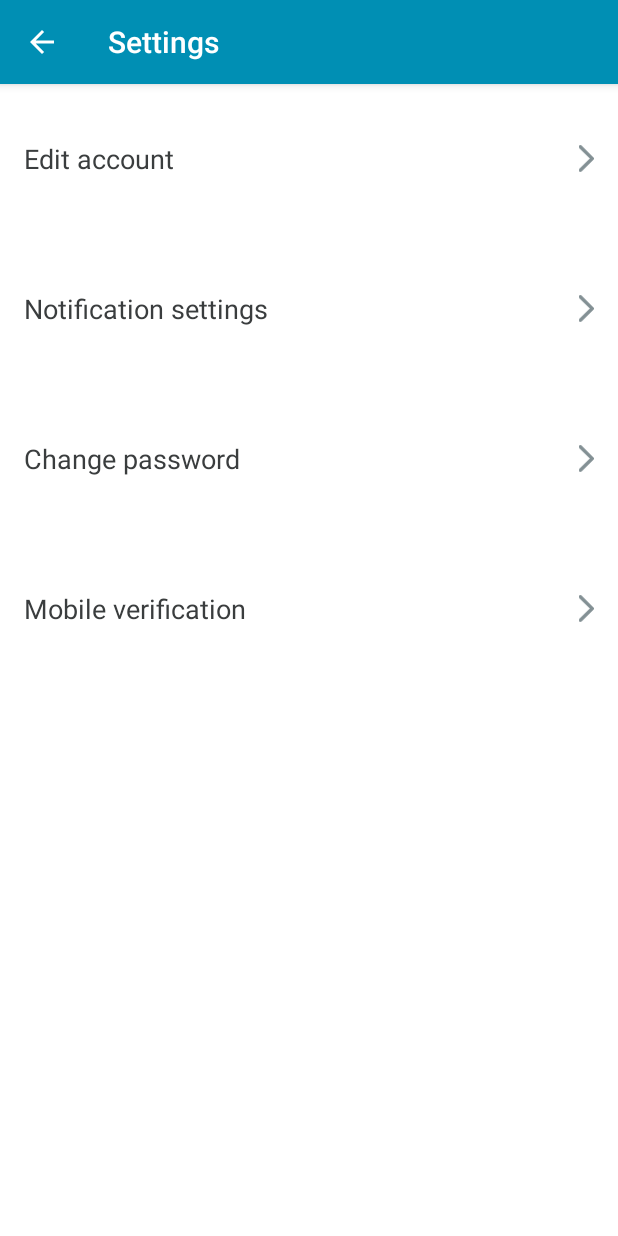
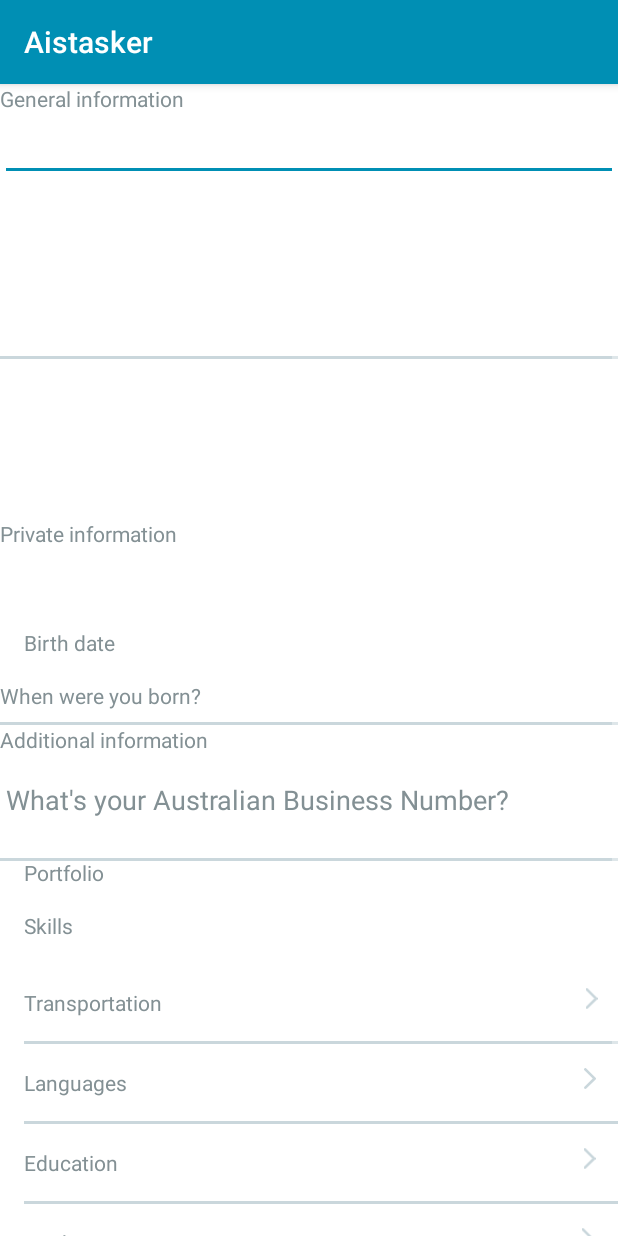
Before and after one commit to redoy-ahmed/Aistasker, an Android app: the SettingsActivity screen opened directly, with no data from a screen before it, after a tap on "Edit account", on a phone screen of 412 x 824 dp. Run offline under Robolectric (Android 15) with nearby library versions, the phone set to English and light mode, and no system bars; our stand-ins replace ButterKnife; plain views replace LocationSelectionWidget, ResizeGridView.

Commit message:
edit account added

```diff
--- /dev/null
+++ b/app/src/main/java/com/example/redoy/aistasker/activities/EditAccountActivity.java
@@ -0,0 +1,15 @@
+package com.example.redoy.aistasker.activities;
+
+import android.os.Bundle;
+import android.support.v7.app.AppCompatActivity;
+
+import com.example.redoy.aistasker.R;
+
+public class EditAccountActivity extends AppCompatActivity {
+
+    @Override
+    protected void onCreate(Bundle savedInstanceState) {
+        super.onCreate(savedInstanceState);
+        setContentView(R.layout.activity_edit_account);
+    }
+}
--- a/app/src/main/java/com/example/redoy/aistasker/activities/SettingsActivity.java
+++ b/app/src/main/java/com/example/redoy/aistasker/activities/SettingsActivity.java
@@ -1,6 +1,7 @@
 package com.example.redoy.aistasker.activities;
 
 import android.content.Context;
+import android.content.Intent;
 import android.os.Bundle;
 import android.support.v7.app.AppCompatActivity;
 import android.view.MenuItem;
@@ -29,7 +30,7 @@ public class SettingsActivity extends AppCompatActivity {
         }
 
         public void onClick(View view) {
-            //referralsActivity.startActivity(DashboardActivity.m3795a(this.f2595a.f2604a));
+            settingsActivity.startActivity(new Intent(getApplicationContext(),EditAccountActivity.class));
         }
     }
 
--- /dev/null
+++ b/app/src/main/res/layout/activity_edit_account.xml
@@ -0,0 +1,145 @@
+<?xml version="1.0" encoding="utf-8"?>
+<ScrollView xmlns:android="http://schemas.android.com/apk/res/android"
+    android:layout_width="match_parent"
+    android:layout_height="match_parent"
+    android:background="@color/airtasker_application_background"
+    android:orientation="vertical">
+
+    <LinearLayout
+        android:layout_width="match_parent"
+        android:layout_height="wrap_content"
+        android:orientation="vertical">
+
+        <TextView
+            android:layout_width="wrap_content"
+            android:layout_height="wrap_content"
+            android:text="@string/edit_profile_section_general_information_label" />
+
+        <View
+            android:layout_width="wrap_content"
+            android:layout_height="wrap_content"
+            android:focusable="true"
+            android:focusableInTouchMode="true" />
+
+
+        <EditText
+            android:id="@+id/edit_account_edit_text_first_name"
+            android:layout_width="match_parent"
+            android:layout_height="wrap_content"
+            android:singleLine="true" />
+
+        <EditText
+            android:id="@+id/edit_account_edit_text_last_name"
+            android:layout_width="match_parent"
+            android:layout_height="wrap_content"
+            android:layout_marginTop="@dimen/medium"
+            android:singleLine="true" />
+
+        <RelativeLayout
+            android:layout_width="wrap_content"
+            android:layout_height="wrap_content"
+            android:layout_marginTop="@dimen/medium">
+
+            <TextView
+                android:id="@+id/edit_account_text_view_location_label"
+                android:layout_width="wrap_content"
+                android:layout_height="wrap_content"
+                android:layout_alignParentTop="true"
+                android:layout_marginLeft="@dimen/large"
+                android:textColor="@color/grey4" />
+
+            <AutoCompleteTextView
+                android:id="@+id/edit_account_edit_text_autocomplete_location"
+                android:layout_width="match_parent"
+                android:layout_height="wrap_content"
+                android:layout_marginTop="12dp"
+                android:ellipsize="end"
+                android:ems="-10" />
+
+            <!--<au.com.airtasker.ui.common.widgets.locationselection.LocationSelectionWidget
+                android:id="@+id/edit_account_location_selection_widget"
+                android:layout_width="match_parent"
+                android:layout_height="wrap_content"
+                android:layout_marginTop="12dp"
+                android:ellipsize="end"
+                android:textAppearance="@style/TextAppearanceBase.Body"
+                android:textColor="?unknown_attr_ref: 1010036" />-->
+
+            <View
+                android:layout_width="match_parent"
+                android:layout_height="2dp"
+                android:layout_alignParentBottom="true"
+                android:background="@color/grey3" />
+        </RelativeLayout>
+
+        <EditText
+            android:id="@+id/edit_account_edit_text_tag_line"
+            android:layout_width="match_parent"
+            android:layout_height="wrap_content"
+            android:layout_marginTop="@dimen/medium"
+            android:inputType="text|textCapCharacters|textCapWords|textCapSentences|textAutoCorrect|textAutoComplete|textMultiLine|textImeMultiLine|textNoSuggestions|textUri|textEmailAddress|textEmailSubject|textShortMessage|textLongMessage|textPersonName|textPostalAddress|textPassword|textVisiblePassword|textWebEditText|textFilter|textPhonetic|textWebEmailAddress|textWebPassword|phone"
+            android:singleLine="true" />
+
+        <EditText
+            android:id="@+id/edit_account_edit_text_about_me"
+            android:layout_width="match_parent"
+            android:layout_height="wrap_content"
+            android:layout_marginTop="@dimen/medium" />
+
+        <TextView
+            android:layout_width="wrap_content"
+            android:layout_height="wrap_content"
+            android:text="@string/edit_profile_section_private_information_label" />
+
+        <EditText
+            android:id="@+id/edit_account_edit_text_email"
+            android:layout_width="match_parent"
+            android:layout_height="wrap_content"
+            android:layout_marginTop="@dimen/medium"
+            android:inputType="text|textCapCharacters|textCapWords|textCapSentences|textAutoCorrect|textAutoComplete|textMultiLine|textImeMultiLine|textNoSuggestions|textUri|textEmailAddress|textEmailSubject|textShortMessage|textLongMessage|textPersonName|textPostalAddress|textPassword|textVisiblePassword|textWebEditText|textFilter|textPhonetic|textWebEmailAddress|textWebPassword|phone|time"
+            android:singleLine="true" />
+
+
+        <TextView
+            android:id="@+id/edit_account_text_view_birth_date_label"
+            android:layout_width="wrap_content"
+            android:layout_height="wrap_content"
+            android:layout_marginLeft="@dimen/large"
+            android:text="@string/edit_profile_birth_date_label"
+            android:textColor="@color/grey4" />
+
+        <TextView
+            android:id="@+id/edit_account_text_view_birth_date"
+            android:layout_width="match_parent"
+            android:layout_height="wrap_content"
+            android:layout_alignLeft="@+id/edit_account_text_view_birth_date_label"
+            android:layout_below="@+id/edit_account_text_view_birth_date_label"
+            android:layout_marginBottom="@dimen/medium"
+            android:layout_marginTop="@dimen/large"
+            android:hint="@string/edit_profile_birth_date_hint" />
+
+        <View
+            android:layout_width="match_parent"
+            android:layout_height="2dp"
+            android:layout_alignParentBottom="true"
+            android:background="@color/grey3" />
+
+        <TextView
+            android:layout_width="wrap_content"
+            android:layout_height="wrap_content"
+            android:text="@string/edit_profile_section_additional_information_label" />
+
+        <EditText
+            android:id="@+id/edit_account_edit_text_abn"
+            android:layout_width="match_parent"
+            android:layout_height="wrap_content"
+            android:layout_marginTop="@dimen/medium"
+            android:hint="@string/edit_profile_abn_hint"
+            android:inputType="number|numberSigned|numberDecimal|numberPassword|phone"
+            android:singleLine="true" />
+
+        <include layout="@layout/activity_edit_account_portfolio" />
+
+        <include layout="@layout/activity_edit_account_skills" />
+    </LinearLayout>
+</ScrollView>
--- /dev/null
+++ b/app/src/main/res/layout/activity_edit_account_portfolio.xml
@@ -0,0 +1,34 @@
+<?xml version="1.0" encoding="utf-8"?>
+<RelativeLayout xmlns:android="http://schemas.android.com/apk/res/android"
+    android:layout_width="match_parent"
+    android:layout_height="wrap_content">
+
+    <TextView
+        android:id="@+id/activity_edit_account_portfolio_text_view_title"
+        android:layout_width="wrap_content"
+        android:layout_height="wrap_content"
+        android:layout_marginLeft="@dimen/large"
+        android:layout_marginStart="@dimen/large"
+        android:layout_marginTop="@dimen/large"
+        android:text="@string/edit_profile_portfolio_label" />
+
+    <!--<au.com.airtasker.ui.common.widgets.ResizeGridView
+        android:id="@+id/activity_edit_account_portfolio_grid_view"
+        android:layout_width="match_parent"
+        android:layout_height="wrap_content"
+        android:layout_below="@+id/activity_edit_account_portfolio_text_view_title"
+        android:layout_marginLeft="@dimen/margin_page_standard"
+        android:layout_marginRight="@dimen/margin_page_standard"
+        android:layout_marginTop="@dimen/large"
+        android:horizontalSpacing="@dimen/large"
+        android:numColumns="UNKNOWN_DATA_0x7f090022"
+        android:verticalSpacing="@dimen/large" />-->
+
+    <View
+        android:layout_width="match_parent"
+        android:layout_height="2dp"
+        android:layout_marginTop="@dimen/large"
+        android:background="@color/grey3" />
+
+    <!--android:layout_below="@+id/activity_edit_account_portfolio_grid_view"-->
+</RelativeLayout>
--- /dev/null
+++ b/app/src/main/res/layout/activity_edit_account_skills.xml
@@ -0,0 +1,226 @@
+<?xml version="1.0" encoding="utf-8"?>
+<LinearLayout xmlns:android="http://schemas.android.com/apk/res/android"
+    xmlns:app="http://schemas.android.com/apk/res-auto"
+    android:layout_width="match_parent"
+    android:layout_height="match_parent"
+    android:orientation="vertical">
+
+    <TextView
+        android:layout_width="wrap_content"
+        android:layout_height="wrap_content"
+        android:layout_marginLeft="@dimen/large"
+        android:layout_marginStart="@dimen/large"
+        android:layout_marginTop="@dimen/large"
+        android:text="@string/edit_profile_skills_label" />
+
+    <LinearLayout
+        android:id="@+id/activity_edit_account_skills_layout_transportation"
+        android:layout_width="match_parent"
+        android:layout_height="wrap_content"
+        android:layout_marginTop="@dimen/large"
+        android:background="?attr/selectableItemBackground"
+        android:gravity="top|bottom|center_vertical|fill_vertical|center|fill"
+        android:orientation="horizontal"
+        android:paddingBottom="@dimen/large"
+        android:paddingLeft="@dimen/large"
+        android:paddingStart="@dimen/large"
+        android:paddingTop="@dimen/large">
+
+        <TextView
+            android:layout_width="wrap_content"
+            android:layout_height="wrap_content"
+            android:layout_weight="4.0"
+            android:singleLine="true"
+            android:text="@string/edit_skill_category_transportation_label" />
+
+        <TextView
+            android:id="@+id/activity_edit_account_skills_text_view_transportation"
+            android:layout_width="wrap_content"
+            android:layout_height="wrap_content"
+            android:layout_weight="6.0"
+            android:singleLine="true"
+            android:textColor="@color/grey3" />
+
+        <ImageView
+            android:layout_width="wrap_content"
+            android:layout_height="wrap_content"
+            android:layout_weight="1.0"
+            android:tint="@color/grey3"
+            app:srcCompat="@drawable/chevron_right" />
+    </LinearLayout>
+
+    <View
+        android:layout_width="match_parent"
+        android:layout_height="2dp"
+        android:layout_marginLeft="@dimen/large"
+        android:layout_marginStart="@dimen/large"
+        android:background="@color/grey3" />
+
+    <LinearLayout
+        android:id="@+id/activity_edit_account_skills_layout_languages"
+        android:layout_width="match_parent"
+        android:layout_height="wrap_content"
+        android:background="?attr/selectableItemBackground"
+        android:gravity="top|bottom|center_vertical|fill_vertical|center|fill"
+        android:orientation="horizontal"
+        android:paddingBottom="@dimen/large"
+        android:paddingLeft="@dimen/large"
+        android:paddingStart="@dimen/large"
+        android:paddingTop="@dimen/large">
+
+        <TextView
+            android:layout_width="wrap_content"
+            android:layout_height="wrap_content"
+            android:layout_weight="4.0"
+            android:singleLine="true"
+            android:text="@string/edit_skill_category_languages_label" />
+
+        <TextView
+            android:id="@+id/activity_edit_account_skills_text_view_languages"
+            android:layout_width="wrap_content"
+            android:layout_height="wrap_content"
+            android:layout_weight="6.0"
+            android:singleLine="true"
+            android:textColor="@color/grey3" />
+
+        <ImageView
+            android:layout_width="wrap_content"
+            android:layout_height="wrap_content"
+            android:layout_weight="1.0"
+            android:tint="@color/grey3"
+            app:srcCompat="@drawable/chevron_right" />
+    </LinearLayout>
+
+    <View
+        android:layout_width="match_parent"
+        android:layout_height="2dp"
+        android:layout_marginLeft="@dimen/large"
+        android:layout_marginStart="@dimen/large"
+        android:background="@color/grey3" />
+
+    <LinearLayout
+        android:id="@+id/activity_edit_account_skills_layout_education"
+        android:layout_width="match_parent"
+        android:layout_height="wrap_content"
+        android:background="?attr/selectableItemBackground"
+        android:gravity="top|bottom|center_vertical|fill_vertical|center|fill"
+        android:orientation="horizontal"
+        android:paddingBottom="@dimen/large"
+        android:paddingLeft="@dimen/large"
+        android:paddingStart="@dimen/large"
+        android:paddingTop="@dimen/large">
+
+        <TextView
+            android:layout_width="wrap_content"
+            android:layout_height="wrap_content"
+            android:layout_weight="4.0"
+            android:singleLine="true"
+            android:text="@string/edit_skill_category_education_label" />
+
+        <TextView
+            android:id="@+id/activity_edit_account_skills_text_view_education"
+            android:layout_width="wrap_content"
+            android:layout_height="wrap_content"
+            android:layout_weight="6.0"
+            android:singleLine="true"
+            android:textColor="@color/grey3" />
+
+        <ImageView
+            android:layout_width="wrap_content"
+            android:layout_height="wrap_content"
+            android:layout_weight="1.0"
+            android:tint="@color/grey3"
+            app:srcCompat="@drawable/chevron_right" />
+    </LinearLayout>
+
+    <View
+        android:layout_width="match_parent"
+        android:layout_height="2dp"
+        android:layout_marginLeft="@dimen/large"
+        android:layout_marginStart="@dimen/large"
+        android:background="@color/grey3" />
+
+    <LinearLayout
+        android:id="@+id/activity_edit_account_skills_layout_work"
+        android:layout_width="match_parent"
+        android:layout_height="wrap_content"
+        android:background="?attr/selectableItemBackground"
+        android:gravity="top|bottom|center_vertical|fill_vertical|center|fill"
+        android:orientation="horizontal"
+        android:paddingBottom="@dimen/large"
+        android:paddingLeft="@dimen/large"
+        android:paddingStart="@dimen/large"
+        android:paddingTop="@dimen/large">
+
+        <TextView
+            android:layout_width="wrap_content"
+            android:layout_height="wrap_content"
+            android:layout_weight="4.0"
+            android:singleLine="true"
+            android:text="@string/edit_skill_category_work_label" />
+
+        <TextView
+            android:id="@+id/activity_edit_account_skills_text_view_work"
+            android:layout_width="wrap_content"
+            android:layout_height="wrap_content"
+            android:layout_weight="6.0"
+            android:singleLine="true"
+            android:textColor="@color/grey3" />
+
+        <ImageView
+            android:layout_width="wrap_content"
+            android:layout_height="wrap_content"
+            android:layout_weight="1.0"
+            android:tint="@color/grey3"
+            app:srcCompat="@drawable/chevron_right" />
+    </LinearLayout>
+
+    <View
+        android:layout_width="match_parent"
+        android:layout_height="2dp"
+        android:layout_marginLeft="@dimen/large"
+        android:layout_marginStart="@dimen/large"
+        android:background="@color/grey3" />
+
+    <LinearLayout
+        android:id="@+id/activity_edit_account_skills_layout_specialities"
+        android:layout_width="match_parent"
+        android:layout_height="wrap_content"
+        android:background="?attr/selectableItemBackground"
+        android:gravity="top|bottom|center_vertical|fill_vertical|center|fill"
+        android:orientation="horizontal"
+        android:paddingBottom="@dimen/large"
+        android:paddingLeft="@dimen/large"
+        android:paddingStart="@dimen/large"
+        android:paddingTop="@dimen/large">
+
+        <TextView
+            android:layout_width="wrap_content"
+            android:layout_height="wrap_content"
+            android:layout_weight="4.0"
+            android:singleLine="true"
+            android:text="@string/edit_skill_category_specialities_label" />
+
+        <TextView
+            android:id="@+id/activity_edit_account_skills_text_view_specialities"
+            android:layout_width="wrap_content"
+            android:layout_height="wrap_content"
+            android:layout_weight="6.0"
+            android:singleLine="true"
+            android:textColor="@color/grey3" />
+
+        <ImageView
+            android:layout_width="wrap_content"
+            android:layout_height="wrap_content"
+            android:layout_weight="1.0"
+            android:tint="@color/grey3"
+            app:srcCompat="@drawable/chevron_right" />
+    </LinearLayout>
+
+    <View
+        android:layout_width="match_parent"
+        android:layout_height="2dp"
+        android:layout_marginLeft="@dimen/large"
+        android:layout_marginStart="@dimen/large"
+        android:background="@color/grey3" />
+</LinearLayout>
--- a/app/src/main/res/layout/fragment_post_task_budget.xml
+++ b/app/src/main/res/layout/fragment_post_task_budget.xml
@@ -221,5 +221,11 @@
                 android:textColor="@color/grey4" />
         </LinearLayout>
 
+        <View
+            android:id="@+id/view"
+            android:layout_width="match_parent"
+            android:layout_height="2dp"
+            android:background="@color/grey3" />
+
     </LinearLayout>
 </RelativeLayout>
--- a/app/src/main/res/layout/widget_option_item.xml
+++ b/app/src/main/res/layout/widget_option_item.xml
@@ -2,6 +2,7 @@
 <LinearLayout xmlns:android="http://schemas.android.com/apk/res/android"
     android:layout_width="match_parent"
     android:layout_height="50dp"
+    xmlns:app="http://schemas.android.com/apk/res-auto"
     android:orientation="vertical">
 
     <LinearLayout
@@ -53,7 +54,7 @@
             android:layout_width="12dp"
             android:layout_gravity="center"
             android:scaleType="fitEnd"
-            android:src="@drawable/chevron_right"
+            app:srcCompat="@drawable/chevron_right"
             android:tint="@color/grey4" />
     </LinearLayout>
 </LinearLayout>
--- a/app/src/main/res/values/strings.xml
+++ b/app/src/main/res/values/strings.xml
@@ -228,4 +228,40 @@
     <string name="dashboard_tab_tasks_posted">As a Poster</string>
     <string name="dashboard_tab_tasks_running">As a Tasker</string>
 
+    <string name="edit_profile">Edit profile</string>
+    <string name="edit_profile_abn_hint">What\'s your Australian Business Number?</string>
+    <string name="edit_profile_about_me_label">About me</string>
+    <string name="edit_profile_birth_date_hint">When were you born?</string>
+    <string name="edit_profile_birth_date_label">Birth date</string>
+    <string name="edit_profile_email_label">Email</string>
+    <string name="edit_profile_error_message_invalid_abn">Invalid ABN</string>
+    <string name="edit_profile_error_message_invalid_email">Invalid email address</string>
+    <string name="edit_profile_error_message_invalid_first_name">Invalid first name</string>
+    <string name="edit_profile_error_message_invalid_last_name">Invalid last name</string>
+    <string name="edit_profile_error_message_invalid_location_selected">Invalid location selected</string>
+    <string name="edit_profile_first_name_label">First name</string>
+    <string name="edit_profile_last_name_label">Last name</string>
+    <string name="edit_profile_lock_indicator_hint">Your identification details cannot be edited once they have been verified. If you need to update this field, please contact us.</string>
+    <string name="edit_profile_lock_indicator_hint_title">ID Verification</string>
+    <string name="edit_profile_portfolio_label">Portfolio</string>
+    <string name="edit_profile_screen_title">Edit account</string>
+    <string name="edit_profile_section_additional_information_label">Additional information</string>
+    <string name="edit_profile_section_general_information_label">General information</string>
+    <string name="edit_profile_section_private_information_label">Private information</string>
+    <string name="edit_profile_skills_label">Skills</string>
+    <string name="edit_profile_tag_line_label">Tagline</string>
+    <string name="edit_profile_toolbar_save_label">Save</string>
+    <string name="edit_skill_category_add_button_label">Add</string>
+    <string name="edit_skill_category_already_exists_error_message">Skill already exists</string>
+    <string name="edit_skill_category_education_input_hint">Where have you studied?</string>
+    <string name="edit_skill_category_education_label">Education</string>
+    <string name="edit_skill_category_languages_input_hint">What languages you\'re versed in?</string>
+    <string name="edit_skill_category_languages_label">Languages</string>
+    <string name="edit_skill_category_specialities_input_hint">What tasks are you great at?</string>
+    <string name="edit_skill_category_specialities_label">Specialities</string>
+    <string name="edit_skill_category_transportation_input_hint">Select your means of transportation?</string>
+    <string name="edit_skill_category_transportation_label">Transportation</string>
+    <string name="edit_skill_category_work_input_hint">Where have you previously worked?</string>
+    <string name="edit_skill_category_work_label">Work</string>
+
 </resources>
```
Also changed, not shown: app/src/main/AndroidManifest.xml (+5 -3 lines).
